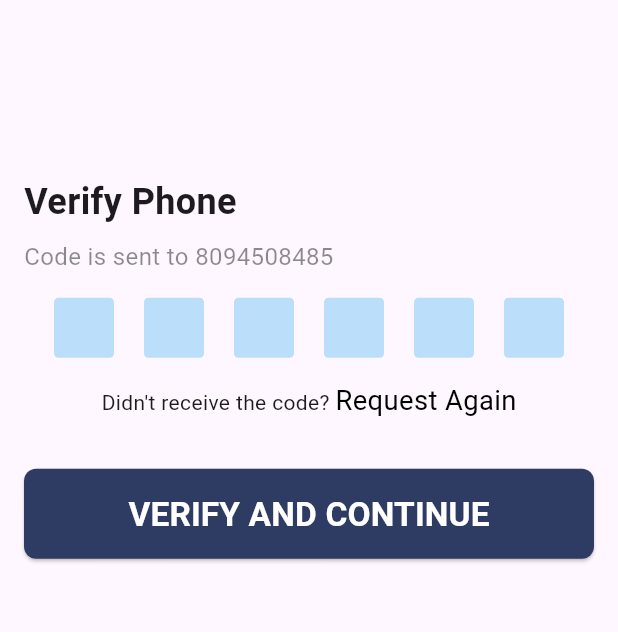
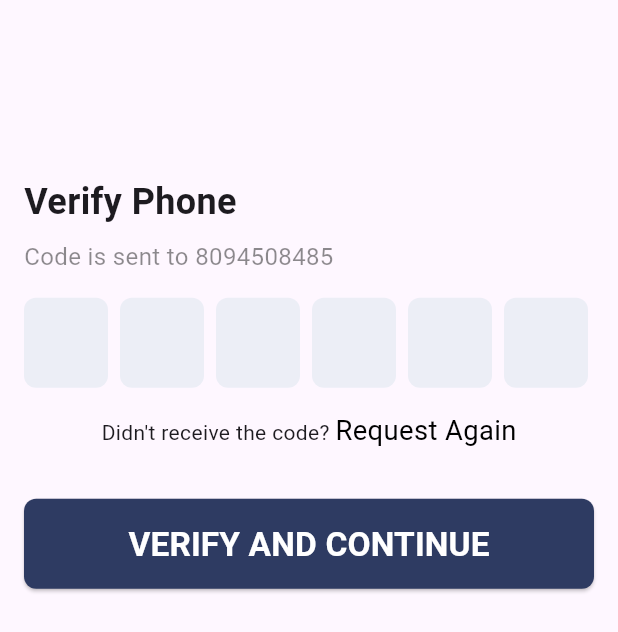
Before and after one commit to kattdGitHub/liveasy, a Flutter app: the VerifyPhoneScreen screen opened directly with empty values, on a phone screen of 412 x 824 dp. Shown: the top 632 px of the screen. Run offline on Flutter 3.47's test engine with Material 3 defaults, Android fonts, the phone set to English and light mode, and no system bars; drawn by our look-alikes of pinput; our stand-ins replace bloc, firebase_auth, firebase_core, flutter_bloc, flutter_screenutil; accounts and stored records are empty; network calls fail.

Commit message:
code update

```diff
--- a/lib/all_screen/otp_screen.dart
+++ b/lib/all_screen/otp_screen.dart
@@ -2,10 +2,13 @@ import 'package:flutter/material.dart';
 import 'package:firebase_auth/firebase_auth.dart';
 import 'package:flutter_bloc/flutter_bloc.dart';
 import 'package:flutter_screenutil/flutter_screenutil.dart';
-import 'package:liveasy/all_screen/profile_screen.dart';
-import 'package:liveasy/auth/phone_number_cubit/phone_number_cubit.dart';
+import 'package:liveasy/all_screen/home_screen/home_screen.dart';
+import 'package:liveasy/business_logic/phone_number_cubit/phone_number_cubit.dart';
 import 'package:liveasy/utils/custom_button.dart';
+import 'package:liveasy/utils/custom_snackBar.dart';
 import 'package:liveasy/utils/notifier.dart';
+import 'package:liveasy/utils/print_log.dart';
+import 'package:pinput/pinput.dart';
 
 class VerifyPhoneScreen extends StatelessWidget {
   final String verificationId;
@@ -23,56 +26,37 @@ class VerifyPhoneScreen extends StatelessWidget {
         .verifyPhoneNumber(phoneController.text.trim(), push: false);
   }
 
-
   @override
   Widget build(BuildContext context) {
     return Scaffold(
       body: Padding(
-        padding: EdgeInsets.all(16.0),
-        child: Form(key: fromKey,
+        padding: const EdgeInsets.all(16.0),
+        child: Form(
+          key: fromKey,
           child: Column(
             crossAxisAlignment: CrossAxisAlignment.start,
             children: [
               SizedBox(height: 100.h),
-              Text(
+              const Text(
                 'Verify Phone',
                 style: TextStyle(fontSize: 24, fontWeight: FontWeight.bold),
               ),
-              SizedBox(height: 8.0),
-              Text(
+              const SizedBox(height: 8.0),
+              const Text(
                 'Code is sent to 8094508485',
                 style: TextStyle(fontSize: 16, color: Colors.black45),
               ),
-              SizedBox(height: 16.0),
-              Row(
-                mainAxisAlignment: MainAxisAlignment.spaceEvenly,
-                children: List.generate(6, (index) {
-                  return Container(
-                    width: 40,
-                    height: 40,
-                    decoration: BoxDecoration(
-                      color: Colors.blue.shade100,
-                      borderRadius: BorderRadius.circular(3),
-                    ),
-                    child: TextField(
-                      controller: _codeController,
-                      maxLength: 1,
-                      textAlign: TextAlign.center,
-                      keyboardType: TextInputType.number,
-                      decoration: InputDecoration(
-                        border: InputBorder.none,
-                        counterText: '',
-                      ),
-                      onChanged: (value) {
-                        if (value.length == 1) {
-                          FocusScope.of(context).nextFocus();
-                        }
-                      },
-                    ),
-                  );
-                }),
+              const SizedBox(height: 16.0),
+              Pinput(
+                length: 6,
+                controller: _codeController,
+                onCompleted: (value) {
+                  context
+                      .read<PhoneNumberCubit>()
+                      .signInWithPhoneNumber(verificationId, value);
+                },
               ),
-              SizedBox(height: 16.0),
+              const SizedBox(height: 16.0),
               Center(
                 child: GestureDetector(
                   onTap: () => _verifyPhoneNumber(context),
@@ -89,20 +73,26 @@ class VerifyPhoneScreen extends StatelessWidget {
                   ),
                 ),
               ),
-              SizedBox(height: 32.0),
+              const SizedBox(height: 32.0),
               BlocConsumer<PhoneNumberCubit, PhoneNumberState>(
                 listener: (context, state) {
+                  printLog("state====>$state");
                   if (state is VerifyNumberSuccess) {
-                    context.push(ProfileScreen());
+                    context.push(const ProfileScreen());
+                  }
+                  if (state is PhoneNumberError) {
+                    showCustomSnackBar(context, state.error, isError: true);
                   }
                 },
                 builder: (context, state) {
                   return CustomButton(
-                    loading: state is VerifyPhoneScreen,
+                    loading: state is PhoneNumberLoading,
                     title: "VERIFY AND CONTINUE",
-                    onPressed: () {if(fromKey.currentState?.validate()??false){
-                      context.read<PhoneNumberCubit>().signInWithPhoneNumber(
-                          verificationId, _codeController.text.trim());}
+                    onPressed: () {
+                      if (fromKey.currentState?.validate() ?? false) {
+                        context.read<PhoneNumberCubit>().signInWithPhoneNumber(
+                            verificationId, _codeController.text.trim());
+                      }
                     },
                   );
                 },
--- a/lib/main.dart
+++ b/lib/main.dart
@@ -6,9 +6,8 @@ import 'package:flutter_bloc/flutter_bloc.dart';
 import 'package:flutter_screenutil/flutter_screenutil.dart';
 import 'package:liveasy/all_screen/frame_screen.dart';
 import 'package:liveasy/all_screen/otp_screen.dart';
-import 'package:liveasy/all_screen/profile_screen.dart';
-import 'package:liveasy/auth/phone_number_cubit/phone_number_cubit.dart';
-import 'package:liveasy/business_logic/provider_all%20/dashboard_provider.dart';
+import 'package:liveasy/all_screen/home_screen/home_screen.dart';
+import 'package:liveasy/business_logic/phone_number_cubit/phone_number_cubit.dart';
 import 'package:liveasy/firebase_options.dart';
 import 'package:liveasy/utils/app_config.dart';
 import 'package:provider/provider.dart';
--- a/lib/utils/custom_button.dart
+++ b/lib/utils/custom_button.dart
@@ -1,7 +1,5 @@
 import 'package:flutter/material.dart';
 import 'package:flutter_screenutil/flutter_screenutil.dart';
-import 'package:liveasy/utils/app_color.dart';
-import 'package:liveasy/utils/app_config.dart';
 
 class CustomButton extends StatelessWidget {
   final String title;
--- a/lib/utils/custom_textfield.dart
+++ b/lib/utils/custom_textfield.dart
@@ -1,4 +1,3 @@
-import 'package:flutter/cupertino.dart';
 import 'package:flutter/material.dart';
 import 'package:flutter_screenutil/flutter_screenutil.dart';
 import 'package:liveasy/utils/app_color.dart';
--- a/pubspec.yaml
+++ b/pubspec.yaml
@@ -21,6 +21,7 @@ dependencies:
   firebase_auth: ^5.1.2
   firebase_core: ^3.2.0
   flutter_launcher_icons: ^0.13.1
+  pinput: ^5.0.0
 
 dev_dependencies:
   flutter_test:
```
Also changed, not shown: lib/all_screen/home_screen/home_custom_box.dart (added, +57 -0 lines), lib/all_screen/home_screen/home_screen.dart (added, +79 -0 lines), lib/all_screen/mobile_verifition.dart (+9 -2 lines), lib/all_screen/profile_screen.dart (deleted, +0 -125 lines), lib/business_logic/phone_number_cubit/phone_number_cubit.dart (renamed from lib/auth/phone_number_cubit/phone_number_cubit.dart, +29 -6 lines), lib/business_logic/phone_number_cubit/phone_number_state.dart (renamed from lib/auth/phone_number_cubit/phone_number_state.dart, +11 -4 lines), lib/business_logic/provider_all /dashboard_provider.dart (deleted, +0 -12 lines), lib/utils/custom_snackBar.dart (added, +43 -0 lines), lib/utils/print_log.dart (+8 -2 lines), pubspec.lock.
